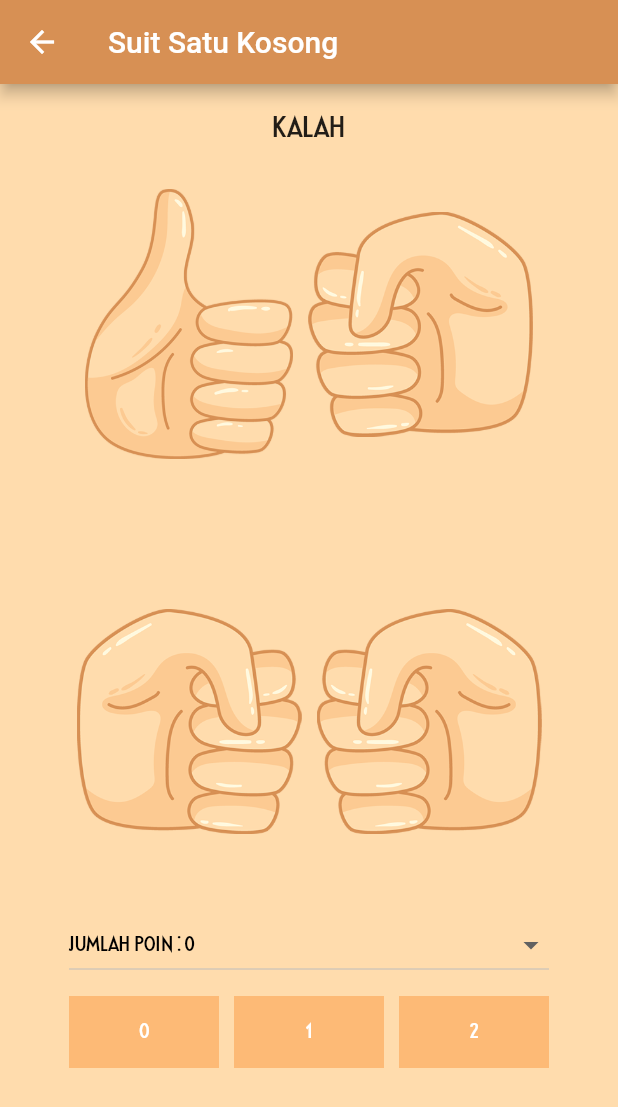
After one commit to nokatotedo/suit-game, a Flutter app: the SuitSatuKosong screen opened directly, after a tap on an icon or button, on a phone screen of 412 x 824 dp. The commit adds this screen. Shown: the top 1107 px of the screen. Run offline on Flutter 3.47's test engine with Material 2 defaults, Android fonts, the phone set to English and light mode, and no system bars.

Commit message:
update game

```diff
--- /dev/null
+++ b/suit_game/lib/satukosong.dart
@@ -0,0 +1,234 @@
+import 'dart:math';
+import 'package:flutter/material.dart';
+
+class SuitSatuKosong extends StatelessWidget {
+  const SuitSatuKosong({Key? key}) : super(key: key);
+
+  @override
+  Widget build(BuildContext context) {
+    return Scaffold(
+        backgroundColor: const Color.fromARGB(255, 255, 220, 173),
+        appBar: AppBar(
+            title: const Text("Suit Satu Kosong"),
+            backgroundColor: const Color.fromARGB(255, 215, 144, 84)),
+        body: const SatuKosong());
+  }
+}
+
+class SatuKosong extends StatefulWidget {
+  const SatuKosong({Key? key}) : super(key: key);
+
+  @override
+  State<SatuKosong> createState() => _SatuKosongState();
+}
+
+class _SatuKosongState extends State<SatuKosong> {
+  String myFirstSuit = "assets/batu.png";
+  String mySecondSuit = "assets/batu.png";
+  String yourFirstSuit = "assets/batu.png";
+  String yourSecondSuit = "assets/batu.png";
+  String hasil = "Mulai bermain!";
+  AssetImage showMyFirstSuit = const AssetImage("assets/batu.png");
+  AssetImage showMySecondSuit = const AssetImage("assets/batu.png");
+  AssetImage showYourFirstSuit = const AssetImage("assets/batu.png");
+  AssetImage showYourSecondSuit = const AssetImage("assets/batu.png");
+  Random random = Random();
+  int myDegree1 = 0;
+  int myDegree2 = 0;
+  int yourDegree1 = 0;
+  int yourDegree2 = 0;
+  double myScale1 = 1;
+  double myScale2 = -1;
+  double yourScale1 = 1;
+  double yourScale2 = -1;
+  double myAngle1 = 90 * pi / 180;
+  double myAngle2 = 90 * pi / 180;
+  double yourAngle1 = 90 * pi / 180;
+  double yourAngle2 = 90 * pi / 180;
+  double yourHeight1 = 150;
+  double yourHeight2 = 150;
+  double myHeight1 = 150;
+  double myHeight2 = 150;
+  String jumlahPoin = "0";
+  String dropDownValue = "0";
+  var items = ['0', '1', '2', '3', '4'];
+
+  void getData(data) {
+    jumlahPoin = data;
+  }
+
+  void updateSuit(int i) {
+    setState(() {
+      if (i == 0) {
+        myDegree1 = 90;
+        myDegree2 = 90;
+        myHeight1 = 150;
+        myHeight2 = 150;
+        myScale1 = 1;
+        myScale2 = -1;
+        myFirstSuit = "assets/batu.png";
+        mySecondSuit = "assets/batu.png";
+      } else if (i == 1) {
+        myDegree1 = 180;
+        myDegree2 = 90;
+        myHeight1 = 180;
+        myHeight2 = 150;
+        myScale1 = -1;
+        myScale2 = -1;
+        myFirstSuit = "assets/poin.png";
+        mySecondSuit = "assets/batu.png";
+      } else if (i == 2) {
+        myDegree1 = 180;
+        myDegree2 = 0;
+        myHeight1 = 180;
+        myHeight2 = 180;
+        myScale1 = -1;
+        myScale2 = 1;
+        myFirstSuit = "assets/poin.png";
+        mySecondSuit = "assets/poin.png";
+      }
+      myAngle1 = myDegree1 * pi / 180;
+      myAngle2 = myDegree2 * pi / 180;
+      showMyFirstSuit = AssetImage(myFirstSuit);
+      showMySecondSuit = AssetImage(mySecondSuit);
+
+      var randomNumber = random.nextInt(3);
+      if (randomNumber == 0) {
+        yourDegree1 = 90;
+        yourDegree2 = 90;
+        yourHeight1 = 150;
+        yourHeight2 = 150;
+        yourScale1 = 1;
+        yourScale2 = -1;
+        yourFirstSuit = "assets/batu.png";
+        yourSecondSuit = "assets/batu.png";
+      } else if (randomNumber == 1) {
+        yourDegree1 = 180;
+        yourDegree2 = 90;
+        yourHeight1 = 180;
+        yourHeight2 = 150;
+        yourScale1 = -1;
+        yourScale2 = -1;
+        yourFirstSuit = "assets/poin.png";
+        yourSecondSuit = "assets/batu.png";
+      } else if (randomNumber == 2) {
+        yourDegree1 = 180;
+        yourDegree2 = 0;
+        yourHeight1 = 180;
+        yourHeight2 = 180;
+        yourScale1 = -1;
+        yourScale2 = 1;
+        yourFirstSuit = "assets/poin.png";
+        yourSecondSuit = "assets/poin.png";
+      }
+      yourAngle1 = yourDegree1 * pi / 180;
+      yourAngle2 = yourDegree2 * pi / 180;
+      showYourFirstSuit = AssetImage(yourFirstSuit);
+      showYourSecondSuit = AssetImage(yourSecondSuit);
+
+      var totalPoin = i + randomNumber;
+      if (jumlahPoin == totalPoin.toString()) {
+        hasil = "Menang";
+      } else if (jumlahPoin != totalPoin.toString()) {
+        hasil = "Kalah";
+      }
+    });
+  }
+
+  @override
+  Widget build(BuildContext context) {
+    return ListView(padding: const EdgeInsets.all(20), children: [
+      Column(mainAxisAlignment: MainAxisAlignment.center, children: [
+        Text(hasil,
+            style: const TextStyle(fontFamily: 'Gothamic', fontSize: 20)),
+        Row(mainAxisAlignment: MainAxisAlignment.center, children: [
+          Container(
+              height: yourHeight1,
+              margin: const EdgeInsets.only(top: 30, right: 10),
+              child: Transform.rotate(
+                  angle: yourAngle1,
+                  child: Transform.scale(
+                      scaleY: yourScale1,
+                      child: Image(image: showYourFirstSuit)))),
+          Container(
+              height: yourHeight2,
+              margin: const EdgeInsets.only(top: 30),
+              child: Transform.rotate(
+                  angle: yourAngle2,
+                  child: Transform.scale(
+                      scaleY: yourScale2,
+                      child: Image(image: showYourSecondSuit))))
+        ]),
+        Row(mainAxisAlignment: MainAxisAlignment.center, children: [
+          Container(
+              height: myHeight1,
+              margin: const EdgeInsets.only(right: 10, top: 100, bottom: 50),
+              child: Transform.rotate(
+                  angle: myAngle1,
+                  child: Transform.scale(
+                      scaleY: myScale1, child: Image(image: showMyFirstSuit)))),
+          Container(
+              height: myHeight2,
+              margin: const EdgeInsets.only(top: 100, bottom: 50),
+              child: Transform.rotate(
+                  angle: myAngle2,
+                  child: Transform.scale(
+                      scaleY: myScale2, child: Image(image: showMySecondSuit))))
+        ]),
+        Container(
+          margin: const EdgeInsets.only(bottom: 10),
+          width: 320,
+          child: DropdownButton(
+              style:
+                  const TextStyle(fontFamily: 'Gothamic', color: Colors.black),
+              isExpanded: true,
+              value: dropDownValue,
+              items: items
+                  .map((String items) => DropdownMenuItem(
+                      value: items, child: Text("Jumlah poin : " + items)))
+                  .toList(),
+              onChanged: (String? newValue) {
+                setState(() {
+                  dropDownValue = newValue!;
+                });
+                getData(newValue);
+              }),
+        ),
+        Row(mainAxisAlignment: MainAxisAlignment.center, children: [
+          Container(
+              color: const Color.fromARGB(255, 253, 186, 118),
+              margin: const EdgeInsets.only(right: 10),
+              width: 100,
+              child: TextButton(
+                  onPressed: () {
+                    updateSuit(0);
+                  },
+                  child: const Text("0",
+                      style: TextStyle(
+                          color: Colors.white, fontFamily: 'Gothamic')))),
+          Container(
+              color: const Color.fromARGB(255, 253, 186, 118),
+              margin: const EdgeInsets.only(right: 10),
+              width: 100,
+              child: TextButton(
+                  onPressed: () {
+                    updateSuit(1);
+                  },
+                  child: const Text("1",
+                      style: TextStyle(
+                          color: Colors.white, fontFamily: 'Gothamic')))),
+          Container(
+              color: const Color.fromARGB(255, 253, 186, 118),
+              width: 100,
+              child: TextButton(
+                  onPressed: () {
+                    updateSuit(2);
+                  },
+                  child: const Text("2",
+                      style: TextStyle(
+                          color: Colors.white, fontFamily: 'Gothamic'))))
+        ])
+      ])
+    ]);
+  }
+}
```
Also changed, not shown: suit_game/lib/jepang.dart (added, +135 -0 lines), suit_game/lib/main.dart (+31 -24 lines), suit_game/pubspec.yaml (+11 -2 lines), suit_game/pubspec.lock, 22 other files.
